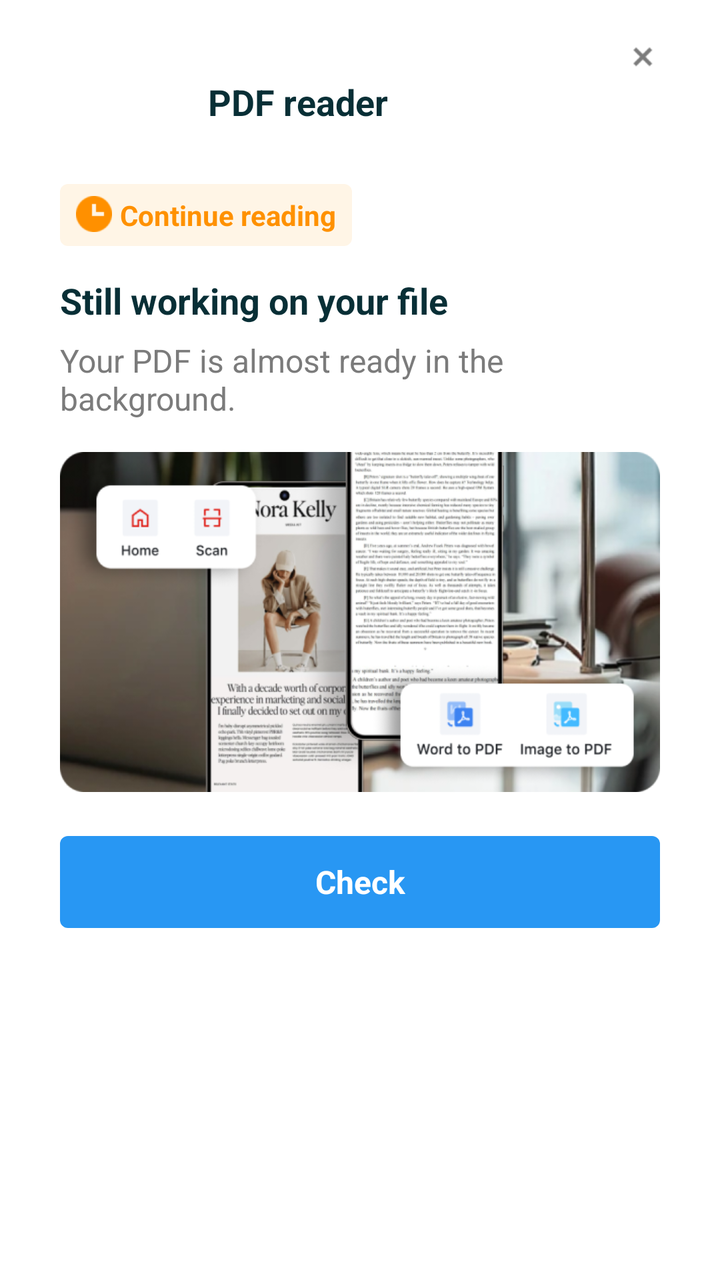
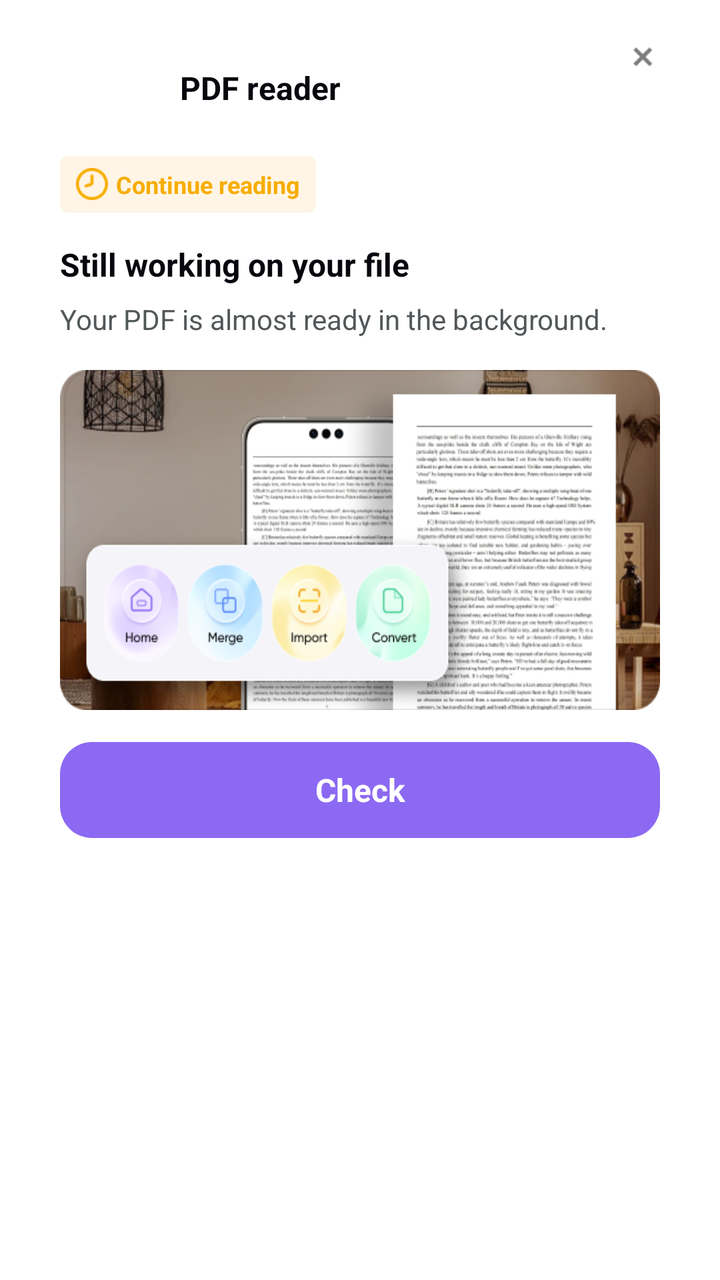

Before-and-after screenshots of an Android layout around one commit, followed by the original layout XML and the change that was made.
<!-- AndroidManifest.xml: fallback theme Theme.MaterialComponents.DayNight.NoActionBar -->
<!-- res/layout/large_overlay_layout.xml -->
<?xml version="1.0" encoding="utf-8"?>
<RelativeLayout xmlns:android="http://schemas.android.com/apk/res/android"
    android:layout_width="match_parent"
    android:layout_height="wrap_content">

    <RelativeLayout
        android:layout_width="match_parent"
        android:layout_height="wrap_content"
        android:layout_marginStart="10dp"
        android:layout_marginEnd="10dp">

        <LinearLayout
            android:layout_width="match_parent"
            android:layout_height="wrap_content"
            android:background="@drawable/large_overlay_background"
            android:orientation="vertical"
            android:padding="20dp">

            <LinearLayout
                android:layout_width="match_parent"
                android:layout_height="wrap_content"
                android:gravity="center_vertical"
                android:orientation="horizontal">

                <ImageView
                    android:id="@+id/icon_logo"
                    android:layout_width="62dp"
                    android:layout_height="62dp" />

                <TextView
                    android:id="@+id/app_name_text"
                    android:layout_width="0dp"
                    android:layout_height="wrap_content"
                    android:layout_marginStart="12dp"
                    android:layout_weight="1"
                    android:text="PDF reader"
                    android:textColor="#082F36"
                    android:textSize="18sp"
                    android:textStyle="bold" />
            </LinearLayout>

            <LinearLayout
                android:layout_width="wrap_content"
                android:layout_height="wrap_content"
                android:layout_marginTop="10dp"
                android:background="@drawable/overlay_timer_background"
                android:orientation="horizontal"
                android:paddingStart="8dp"
                android:paddingTop="6dp"
                android:paddingEnd="8dp"
                android:paddingBottom="6dp">

                <ImageView
                    android:layout_width="18dp"
                    android:layout_height="18dp"
                    android:src="@drawable/overlay_timer_icon" />

                <TextView
                    android:id="@+id/timer_text"
                    android:layout_width="wrap_content"
                    android:layout_height="wrap_content"
                    android:layout_marginStart="4dp"
                    android:text="Continue reading"
                    android:textColor="#FF9100"
                    android:textSize="14sp"
                    android:textStyle="bold" />
            </LinearLayout>

            <TextView
                android:id="@+id/title_text"
                android:layout_width="match_parent"
                android:layout_height="wrap_content"
                android:layout_marginTop="15dp"
                android:text="Still working on your file"
                android:textColor="#082F36"
                android:textSize="18sp"
                android:textStyle="bold" />

            <TextView
                android:id="@+id/desc_text"
                android:layout_width="match_parent"
                android:layout_height="wrap_content"
                android:layout_marginTop="7dp"
                android:text="Your PDF is almost ready in the background."
                android:textColor="#7B7B7B"
                android:textSize="16sp" />

            <ImageView
                android:layout_width="match_parent"
                android:layout_height="170dp"
                android:layout_marginTop="16dp"
                android:scaleType="fitXY"
                android:src="@drawable/large_overlay_image" />

            <TextView
                android:id="@+id/btn_text"
                android:layout_width="match_parent"
                android:layout_height="46dp"
                android:layout_marginTop="22dp"
                android:background="@drawable/large_overlay_button_background"
                android:gravity="center"
                android:text="Check"
                android:textColor="#FFFFFF"
                android:textSize="16sp"
                android:textStyle="bold" />
        </LinearLayout>

        <ImageView
            android:id="@+id/close_img"
            android:layout_width="25dp"
            android:layout_height="25dp"
            android:layout_alignParentEnd="true"
            android:layout_marginTop="16dp"
            android:layout_marginEnd="16dp"
            android:src="@drawable/overlay_close_button" />
    </RelativeLayout>
</RelativeLayout>
<!-- resources referenced by this layout -->
<resources>
  <!-- drawable large_overlay_background (drawable) -->
  <?xml version="1.0" encoding="utf-8"?>
  <shape xmlns:android="http://schemas.android.com/apk/res/android"
      android:shape="rectangle">
      <solid android:color="#FFFFFF" />
      <corners android:radius="16dp" />
  </shape>
  <!-- drawable large_overlay_button_background (drawable) -->
  <?xml version="1.0" encoding="utf-8"?>
  <shape xmlns:android="http://schemas.android.com/apk/res/android"
      android:shape="rectangle">
      <solid android:color="#2897F3" />
      <corners android:radius="4dp" />
  </shape>
  <!-- drawable large_overlay_image: png bitmap (drawable, 268294 bytes) -->
  <!-- drawable overlay_close_button: png bitmap (drawable, 785 bytes) -->
  <!-- drawable overlay_timer_background (drawable) -->
  <?xml version="1.0" encoding="utf-8"?>
  <shape xmlns:android="http://schemas.android.com/apk/res/android"
      android:shape="rectangle">
      <solid android:color="#FFF5E6" />
      <corners android:radius="4dp" />
  </shape>
  <!-- drawable overlay_timer_icon: png bitmap (drawable, 873 bytes) -->
</resources>

<!-- the commit's change to res/layout/large_overlay_layout.xml (unified diff, before → after) -->
@@ -24,8 +24,8 @@
 
                 <ImageView
                     android:id="@+id/icon_logo"
-                    android:layout_width="62dp"
-                    android:layout_height="62dp" />
+                    android:layout_width="48dp"
+                    android:layout_height="48dp" />
 
                 <TextView
                     android:id="@+id/app_name_text"
@@ -34,8 +34,8 @@
                     android:layout_marginStart="12dp"
                     android:layout_weight="1"
                     android:text="PDF reader"
-                    android:textColor="#082F36"
-                    android:textSize="18sp"
+                    android:textColor="#07080E"
+                    android:textSize="16sp"
                     android:textStyle="bold" />
             </LinearLayout>
 
@@ -51,8 +51,8 @@
                 android:paddingBottom="6dp">
 
                 <ImageView
-                    android:layout_width="18dp"
-                    android:layout_height="18dp"
+                    android:layout_width="16dp"
+                    android:layout_height="16dp"
                     android:src="@drawable/overlay_timer_icon" />
 
                 <TextView
@@ -61,8 +61,8 @@
                     android:layout_height="wrap_content"
                     android:layout_marginStart="4dp"
                     android:text="Continue reading"
-                    android:textColor="#FF9100"
-                    android:textSize="14sp"
+                    android:textColor="#F7AD00"
+                    android:textSize="12sp"
                     android:textStyle="bold" />
             </LinearLayout>
 
@@ -72,8 +72,8 @@
                 android:layout_height="wrap_content"
                 android:layout_marginTop="15dp"
                 android:text="Still working on your file"
-                android:textColor="#082F36"
-                android:textSize="18sp"
+                android:textColor="#07080E"
+                android:textSize="16sp"
                 android:textStyle="bold" />
 
             <TextView
@@ -82,8 +82,8 @@
                 android:layout_height="wrap_content"
                 android:layout_marginTop="7dp"
                 android:text="Your PDF is almost ready in the background."
-                android:textColor="#7B7B7B"
-                android:textSize="16sp" />
+                android:textColor="#525759"
+                android:textSize="14sp" />
 
             <ImageView
                 android:layout_width="match_parent"
@@ -95,8 +95,8 @@
             <TextView
                 android:id="@+id/btn_text"
                 android:layout_width="match_parent"
-                android:layout_height="46dp"
-                android:layout_marginTop="22dp"
+                android:layout_height="48dp"
+                android:layout_marginTop="16dp"
                 android:background="@drawable/large_overlay_button_background"
                 android:gravity="center"
                 android:text="Check"
<!-- resource entries referenced after the edit -->
@@ -11,10 +11,10 @@
   <?xml version="1.0" encoding="utf-8"?>
   <shape xmlns:android="http://schemas.android.com/apk/res/android"
       android:shape="rectangle">
-      <solid android:color="#2897F3" />
-      <corners android:radius="4dp" />
+      <solid android:color="#8C69F3" />
+      <corners android:radius="16dp" />
   </shape>
-  <!-- drawable large_overlay_image: png bitmap (drawable, 268294 bytes) -->
+  <!-- drawable large_overlay_image: png bitmap (drawable, 191435 bytes) -->
   <!-- drawable overlay_close_button: png bitmap (drawable, 785 bytes) -->
   <!-- drawable overlay_timer_background (drawable) -->
   <?xml version="1.0" encoding="utf-8"?>
@@ -23,6 +23,6 @@
       <solid android:color="#FFF5E6" />
       <corners android:radius="4dp" />
   </shape>
-  <!-- drawable overlay_timer_icon: png bitmap (drawable, 873 bytes) -->
+  <!-- drawable overlay_timer_icon: png bitmap (drawable, 967 bytes) -->
 </resources>
 
